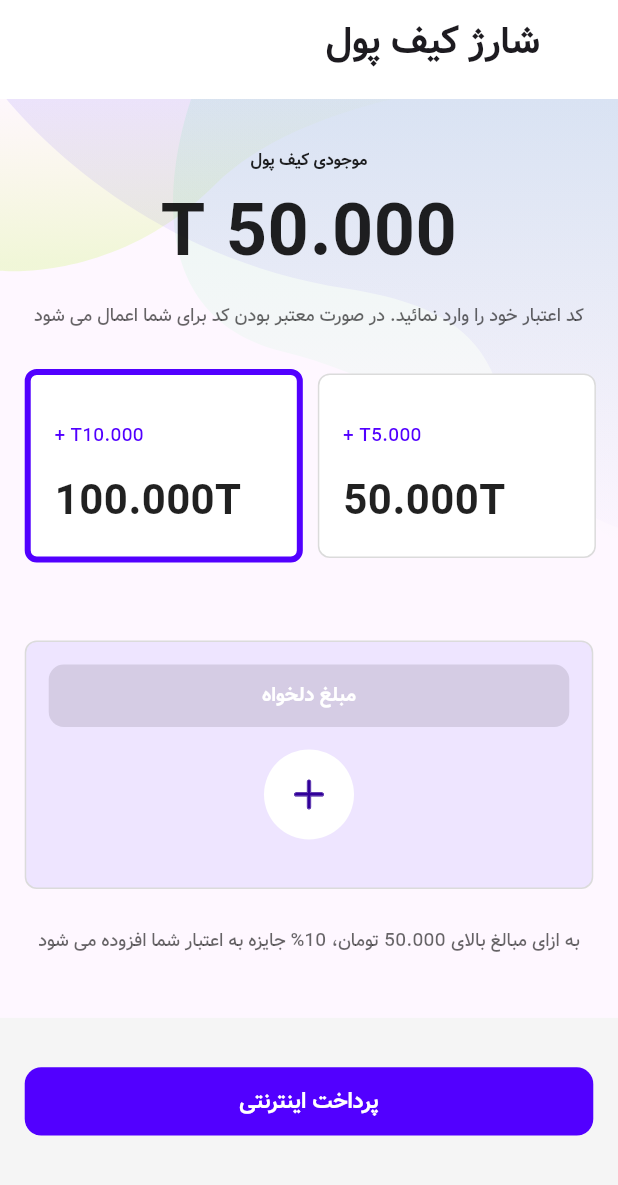
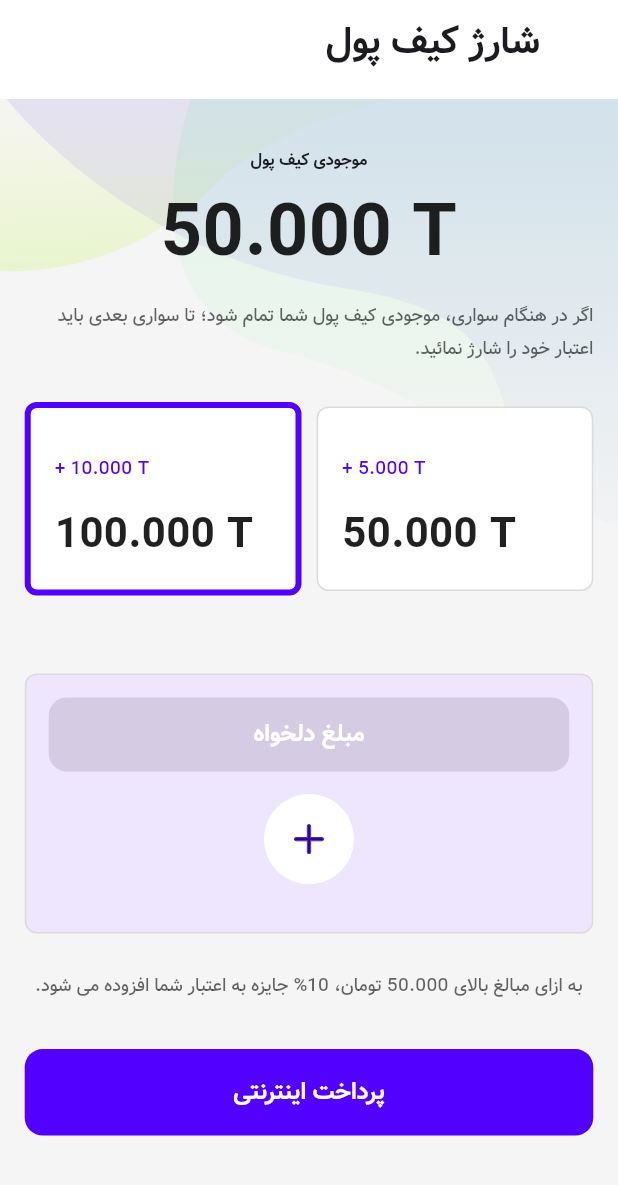
Before and after one commit to Ehsan-abaci/Rio, a Flutter app: the RechargeTheWalletPage screen opened directly, on a phone screen of 412 x 824 dp, the part 51-1236 px from its top. Run offline on Flutter 3.47's test engine with Material 3 defaults, Android fonts, the phone set to English and light mode, and no system bars; our stand-ins replace bloc, equatable, flutter_bloc, flutter_map, flutter_svg, geolocator and 5 more; missing offline and left inert: flutter_map_cancellable_tile_provider, flutter_map_location_marker, qr_code_scanner; accounts and stored records are empty.

Commit message:
recharge the wallet page

```diff
--- a/lib/core/widgets/custom_elevated_button.dart
+++ b/lib/core/widgets/custom_elevated_button.dart
@@ -30,8 +30,7 @@ class CustomElevatedButton extends StatelessWidget {
   @override
   Widget build(BuildContext context) {
     final height = MediaQuery.sizeOf(context).height;
-    return FittedBox(
-      child: ElevatedButton(
+    return ElevatedButton(
         onPressed: onTap,
         style: ElevatedButton.styleFrom(
           backgroundColor: bgColor,
@@ -83,7 +82,6 @@ class CustomElevatedButton extends StatelessWidget {
               ],
             ),
           ),
-          )),
-    );
+        ));
   }
 }
--- a/lib/feature/payment/presentation/screens/recharge_the_wallet_page.dart
+++ b/lib/feature/payment/presentation/screens/recharge_the_wallet_page.dart
@@ -1,4 +1,6 @@
+import 'package:flutter/cupertino.dart';
 import 'package:flutter/material.dart';
+import 'package:flutter/widgets.dart';
 import 'package:flutter_svg/svg.dart';
 import 'package:share_scooter/core/utils/extensions.dart';
 import '../../../../core/utils/resources/assets_manager.dart';
@@ -19,7 +21,8 @@ class _RechargeTheWalletPageState extends State<RechargeTheWalletPage> {
 
   Widget customRadioButton(int index, String numberPlus, String number) {
     final width = MediaQuery.sizeOf(context).width;
-    return InkWell(
+    return Expanded(
+      child: InkWell(
           onTap: () {
             setState(() {
               selected = index;
@@ -39,29 +42,36 @@ class _RechargeTheWalletPageState extends State<RechargeTheWalletPage> {
               child: Column(
                 crossAxisAlignment: CrossAxisAlignment.end,
                 children: [
-                Text(
-                  "T$numberPlus +",
+                  FittedBox(
+                    child: Text(
+                      "+ $numberPlus T",
+                      textDirection: TextDirection.ltr,
                       style: TextStyle(
                         color: ColorManager.primary,
                         fontSize: 12,
                         fontWeight: FontWeight.w500,
                       ),
                     ),
+                  ),
                   const SizedBox(
                     height: 16,
                   ),
-                Text(
-                  "${number}T",
+                  FittedBox(
+                    child: Text(
+                      "$number T",
+                      textDirection: TextDirection.ltr,
                       style: TextStyle(
                         color: ColorManager.highEmphasis,
                         fontSize: 28,
                         fontWeight: FontWeight.w800,
                       ),
                     ),
+                  ),
                 ],
               ),
             ),
-        ));
+          )),
+    );
   }
 
   @override
@@ -69,6 +79,7 @@ class _RechargeTheWalletPageState extends State<RechargeTheWalletPage> {
     final width = MediaQuery.sizeOf(context).width;
     final height = MediaQuery.sizeOf(context).height;
     return Scaffold(
+      backgroundColor: ColorManager.appBg,
       appBar: const CustomAppBarWidget(title: "شارژ کیف پول"),
       body: Stack(
         children: [
@@ -108,6 +119,7 @@ class _RechargeTheWalletPageState extends State<RechargeTheWalletPage> {
                       Text(
                         "${50000.0.to3Dot()} T",
                         textAlign: TextAlign.center,
+                        textDirection: TextDirection.ltr,
                         style: TextStyle(
                             fontSize: 48,
                             fontWeight: FontWeight.w800,
@@ -117,7 +129,7 @@ class _RechargeTheWalletPageState extends State<RechargeTheWalletPage> {
                         height: 8,
                       ),
                       Text(
-                            'کد اعتبار خود را وارد نمائید. در صورت معتبر بودن کد برای شما اعمال می شود',
+                        'اگر در هنگام سواری، موجودی کیف پول شما تمام شود؛ تا سواری بعدی باید اعتبار خود را شارژ نمائید.',
                         style: TextStyle(
                           fontSize: 12,
                           fontWeight: FontWeight.w500,
@@ -141,7 +153,72 @@ class _RechargeTheWalletPageState extends State<RechargeTheWalletPage> {
                       const SizedBox(
                         height: 52,
                       ),
-                          Container(
+                      DesiredAmountCardWidget(width: width),
+                      const SizedBox(
+                        height: 24,
+                      ),
+                      Text(
+                        'به ازای مبالغ بالای 50.000 تومان، 10% جایزه به اعتبار شما افزوده می شود.',
+                        textAlign: TextAlign.center,
+                        style: TextStyle(
+                          fontSize: 12,
+                          fontWeight: FontWeight.w500,
+                          color: ColorManager.mediumEmphasis,
+                          height: 1.8,
+                        ),
+                      ),
+                    ],
+                  ),
+                ),
+                SizedBox(
+                  height: height * .15,
+                ),
+              ],
+            ),
+          ),
+          Align(
+            alignment: Alignment.bottomCenter,
+            child: Container(
+              height: height * .15,
+              width: double.infinity,
+              padding: EdgeInsets.zero,
+              color: ColorManager.appBg,
+              child: Padding(
+                padding: EdgeInsets.only(
+                  left: width * 0.04,
+                  right: width * 0.04,
+                  bottom: height * 0.04,
+                  top: height * 0.04,
+                ),
+                child: CustomElevatedButton(
+                  onTap: () {},
+                  content: "پرداخت اینترنتی",
+                  fontSize: 16,
+                  bgColor: ColorManager.primary,
+                  frColor: Colors.white,
+                  borderRadius: 12,
+                  width: width,
+                ),
+              ),
+            ),
+          ),
+        ],
+      ),
+    );
+  }
+}
+
+class DesiredAmountCardWidget extends StatelessWidget {
+  const DesiredAmountCardWidget({
+    super.key,
+    required this.width,
+  });
+
+  final double width;
+
+  @override
+  Widget build(BuildContext context) {
+    return Container(
       decoration: BoxDecoration(
         color: ColorManager.surfacePrimary,
         borderRadius: BorderRadius.circular(8),
@@ -177,51 +254,6 @@ class _RechargeTheWalletPageState extends State<RechargeTheWalletPage> {
               ),
             ],
           )),
-                          ),
-                          const SizedBox(
-                            height: 24,
-                          ),
-                          Text(
-                            'به ازای مبالغ بالای 50.000 تومان، 10% جایزه به اعتبار شما افزوده می شود',
-                            style: TextStyle(
-                              fontSize: 12,
-                              fontWeight: FontWeight.w500,
-                              color: ColorManager.mediumEmphasis,
-                              height: 1.8,
-                            ),
-                          ),
-                        ],
-                      )),
-                  const SizedBox(
-                    height: 50,
-                  ),
-                ],
-              ),
-            ),
-            Align(
-              alignment: Alignment.bottomCenter,
-              child: Container(
-                color: ColorManager.appBg,
-                child: Padding(
-                  padding: EdgeInsets.only(
-                    left: width * 0.04,
-                    right: width * 0.04,
-                    bottom: height * 0.04,
-                    top: height * 0.04,
-                  ),
-                  child: CustomElevatedButton(
-                    onTap: () {},
-                    content: "پرداخت اینترنتی",
-                    fontSize: 16,
-                    bgColor: ColorManager.primary,
-                    frColor: Colors.white,
-                    borderRadius: 12,
-                    width: width,
-                  ),
-                ),
-              ),
-            ),
-          ],
-        ));
+    );
   }
 }
--- a/lib/main.dart
+++ b/lib/main.dart
@@ -4,6 +4,7 @@ import 'package:flutter_localizations/flutter_localizations.dart';
 import 'package:hive_flutter/adapters.dart';
 // import 'package:flutter_map_tile_caching/flutter_map_tile_caching.dart';
 import 'package:share_scooter/feature/home/presentation/blocs/bloc/ride_bloc.dart';
+import 'package:share_scooter/feature/payment/presentation/screens/recharge_the_wallet_page.dart';
 import 'package:share_scooter/feature/ride_histories/domain/entities/ride_detail_entity.dart';
 import 'package:share_scooter/feature/splash/presentation/screens/splash_screen_page.dart';
 import 'package:share_scooter/locator.dart';
@@ -61,7 +62,7 @@ class MyApp extends StatelessWidget {
           fontFamily: "Vazir",
           useMaterial3: true,
         ),
-        home: const SplashScreenPage(),
+        home: const RechargeTheWalletPage(),
       ),
     );
   }
```
Also changed, not shown: lib/core/widgets/scroll_column_expandable.dart (added, +57 -0 lines), lib/feature/signup/presentation/screens/signup_page.dart (+18 -14 lines), pubspec.lock. Lines whose indentation alone changed are shown as unchanged.
